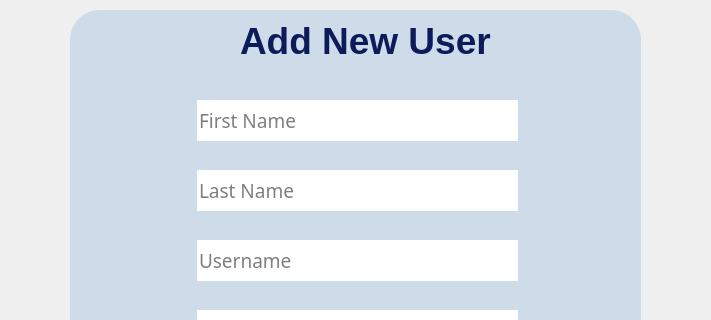
Before: the Qt Designer form wallet_proj_qt/simple_wallet/adduser.ui in Mahossam36/Smart-Wallet-System, drawn with Qt 5; both pictures show x 180 to 891 and y 0 to 320 of the 1090 by 716 pixel window.
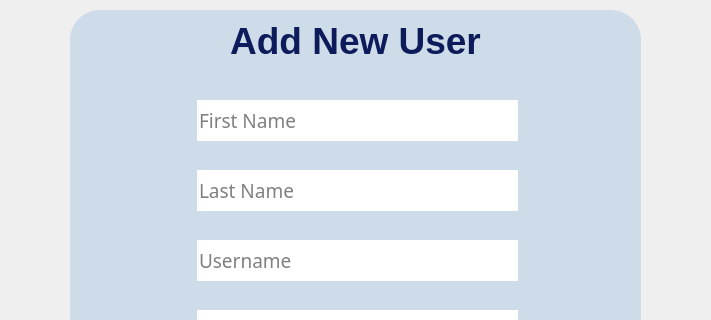
After: the same form once the commit is applied. Icons and pictures are not drawn.

The edit to the form file:
```diff
--- a/wallet_proj_qt/simple_wallet/adduser.ui
+++ b/wallet_proj_qt/simple_wallet/adduser.ui
@@ -905,9 +905,9 @@
   <widget class="QLabel" name="label">
    <property name="geometry">
     <rect>
-     <x>420</x>
+     <x>260</x>
      <y>0</y>
-     <width>321</width>
+     <width>551</width>
      <height>81</height>
     </rect>
    </property>
@@ -1042,6 +1042,9 @@
    <property name="text">
     <string>Add New User</string>
    </property>
+   <property name="alignment">
+    <set>Qt::AlignmentFlag::AlignCenter</set>
+   </property>
   </widget>
   <widget class="QPushButton" name="addNewButton">
    <property name="geometry">
```
